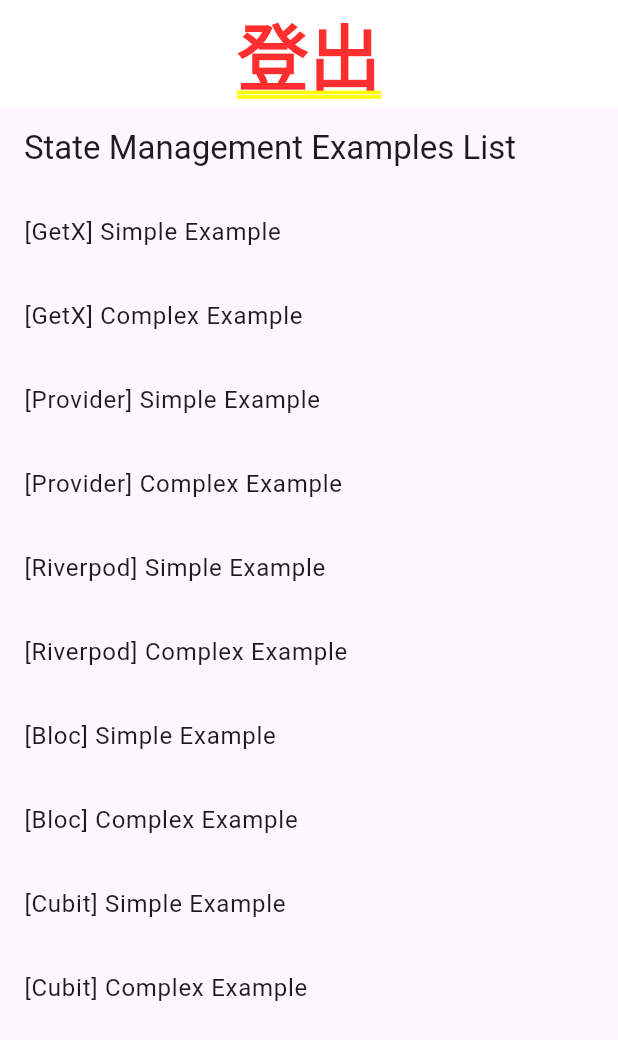
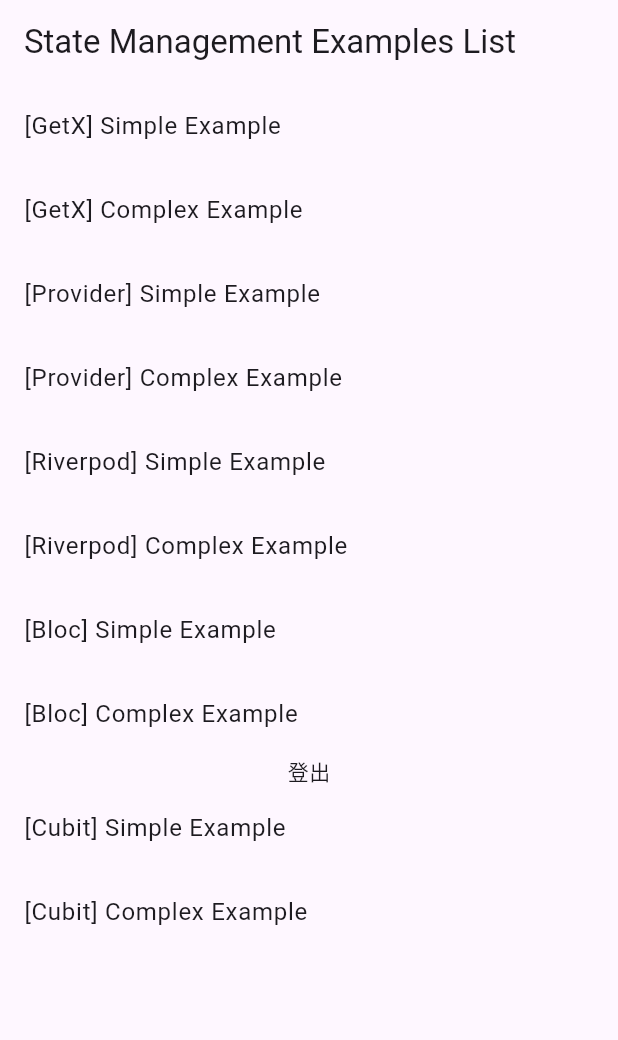
Before and after one commit to cs1086/state_management_pratice, a Flutter app: the screen it shows after launch, on a phone screen of 412 x 824 dp. Shown: the top 1040 px of the screen. Run offline on Flutter 3.47's test engine with Material 3 defaults, Android fonts, the phone set to English and light mode, and no system bars; our stand-ins replace flutter_bloc, flutter_riverpod, get.

Commit message:
持續測試bloc共享widget到一半

```diff
--- a/lib/main.dart
+++ b/lib/main.dart
@@ -31,9 +31,7 @@ class MyApp extends StatelessWidget {
   Widget build(BuildContext context) {
     return MaterialApp(
       title: 'State Management Demo',
-      home: Column(
-        children: [LoginStatusView(), Expanded(child: HomePage())],
-      ),
+      home: HomePage(),
     );
   }
 }
@@ -123,18 +121,20 @@ class HomePage extends StatelessWidget {
                       )),
             ),
           ),
+          Column(children: [
             ListTile(
               title: Text('[Bloc] Complex Example'),
               onTap: () => Navigator.push(
                   context,
                   MaterialPageRoute(
                     builder: (_) => BlocProvider(
-                        create: (_) =>
-                            FormBloc(authRepository: AuthRepository()),
-                        child: (BlocLoginForm()),
+                      create: (_) => FormBloc(authRepository: AuthRepository()),
+                      child: BlocLoginForm(),
+                    ),
                   )),
             ),
-          ),
+            LoginStatusView()
+          ]),
           ListTile(
             title: Text('[Cubit] Simple Example'),
             onTap: () => Navigator.push(
--- a/lib/ui/bloc/complex/FormBloc.dart
+++ b/lib/ui/bloc/complex/FormBloc.dart
@@ -37,6 +37,7 @@ class FormBloc extends Bloc<FormEvent, LoginFormState> {
       emit(state.copyWith(isSubmitting: true));
       try {
         if (authRepository.login(state.email, state.password)) {
+          print("state.isSuccess=.submit=true");
           emit(state.copyWith(isSuccess: true));
         }
         emit(state.copyWith(isSuccess: false));
```
Lines whose indentation alone changed are shown as unchanged.
